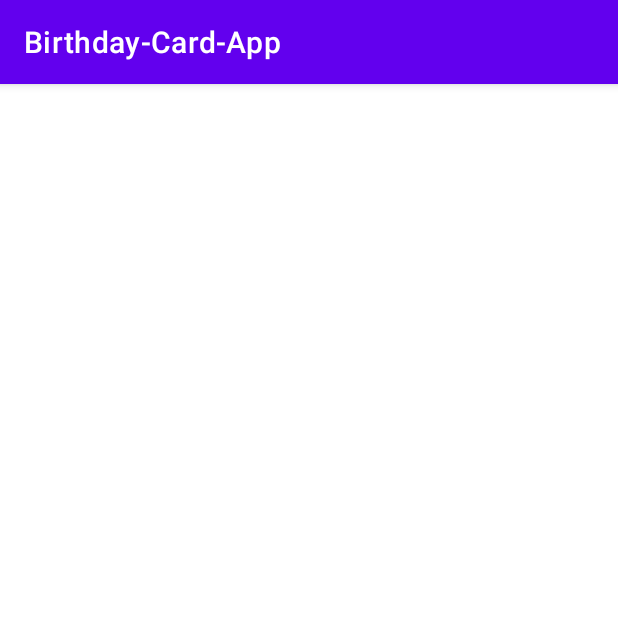
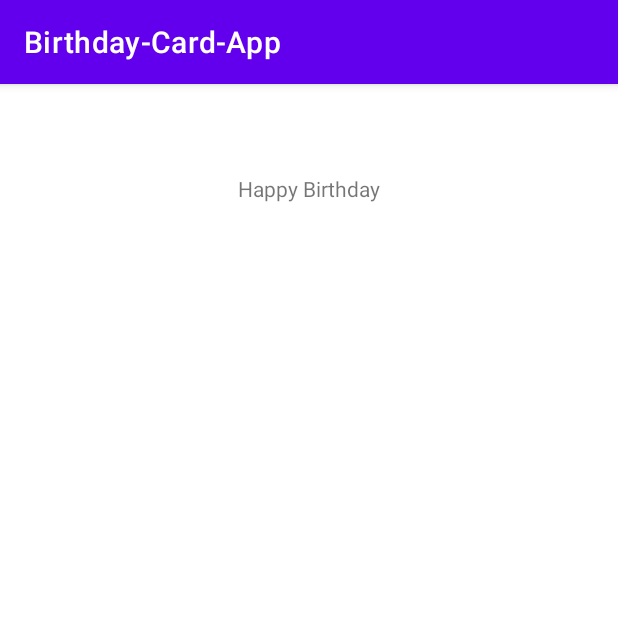
Before and after one commit to mad-skull/Birthday-Card-App, an Android app: the BirthdayGreetings screen opened directly, with no data from a screen before it, on a phone screen of 412 x 824 dp, the top half of it. Run offline under Robolectric (Android 15) with nearby library versions, the phone set to English and light mode, and no system bars; 2 statements that could not run were skipped.

Commit message:
Syntax correcting

```diff
--- a/app/src/main/res/layout/activity_birthday_greetings.xml
+++ b/app/src/main/res/layout/activity_birthday_greetings.xml
@@ -8,6 +8,7 @@
 
     <TextView
         android:id="@+id/BirthdayGreetings"
+        android:text="Happy Birthday"
         android:layout_width="wrap_content"
         android:layout_height="wrap_content"
         app:layout_constraintLeft_toLeftOf="parent"
```
